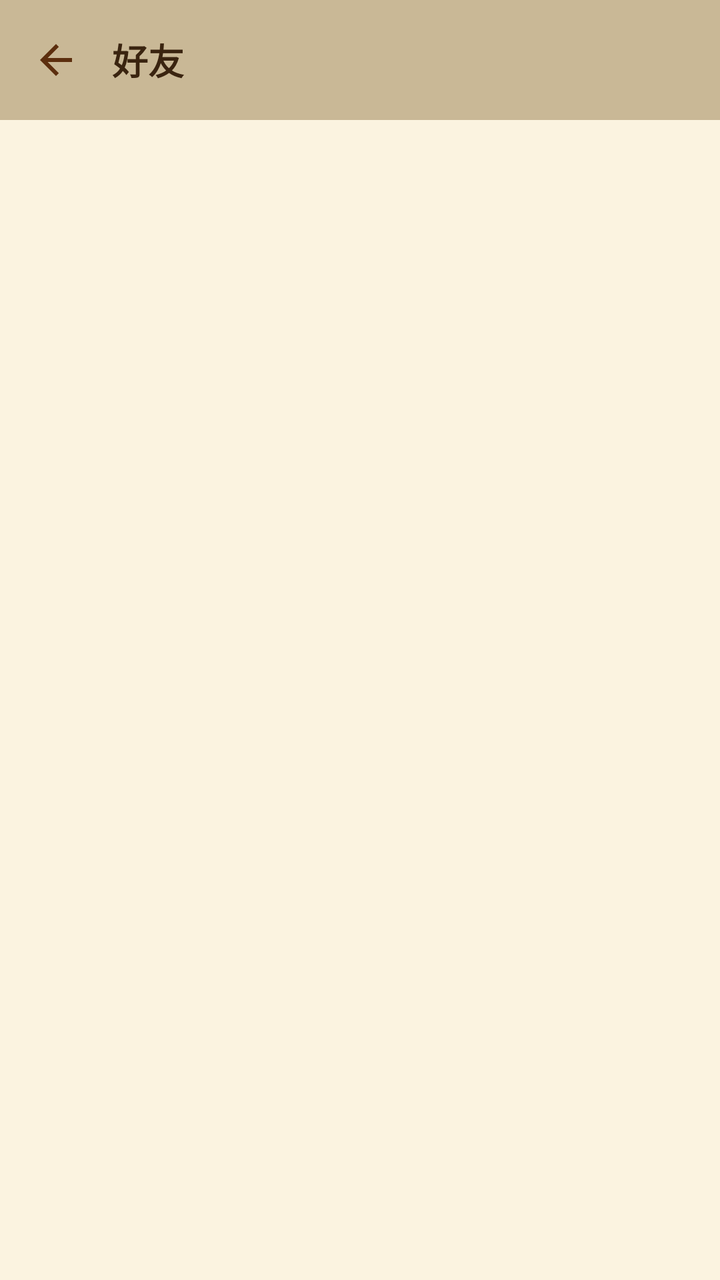
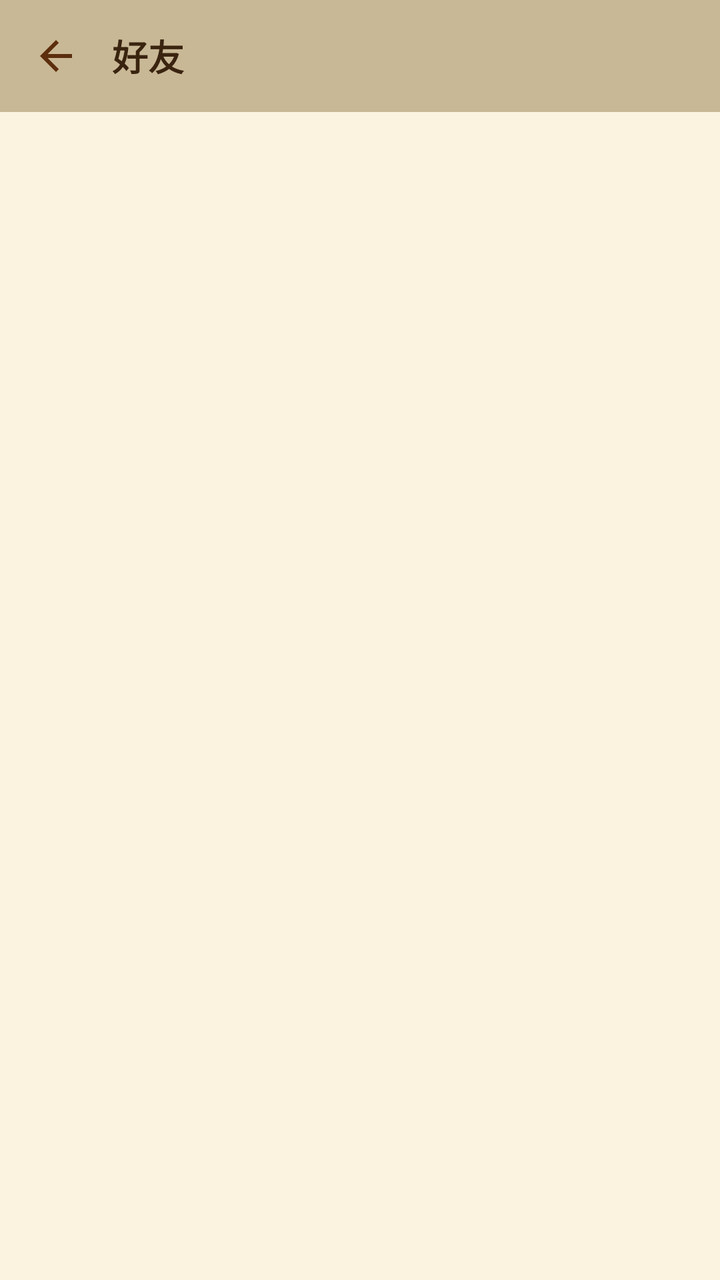

Two renders of the same Android screen: before a commit and after it. Below are the layout's source before the change and the commit's diff.
<!-- AndroidManifest.xml: application theme Theme.S1Client -->
<!-- res/layout/activity_friend_list.xml -->
<?xml version="1.0" encoding="utf-8"?>
<LinearLayout xmlns:android="http://schemas.android.com/apk/res/android"
    android:layout_width="match_parent"
    android:layout_height="match_parent"
    android:orientation="vertical"
    android:background="?attr/s1BgPage">

    <LinearLayout
        android:id="@+id/topBar"
        android:layout_width="match_parent"
        android:layout_height="wrap_content"
        android:orientation="horizontal"
        android:gravity="center_vertical"
        android:paddingStart="8dp"
        android:paddingEnd="12dp"
        android:paddingTop="10dp"
        android:paddingBottom="10dp"
        android:background="?attr/s1BgTopbar">

        <ImageView
            android:id="@+id/btnBack"
            android:layout_width="40dp"
            android:layout_height="40dp"
            android:padding="8dp"
            android:src="@drawable/ic_back"
            android:background="?attr/selectableItemBackgroundBorderless" />

        <TextView
            android:id="@+id/tvTitle"
            android:layout_width="0dp"
            android:layout_height="wrap_content"
            android:layout_weight="1"
            android:layout_marginStart="8dp"
            android:text="好友"
            android:textSize="18sp"
            android:textColor="?attr/s1TextTopbar"
            android:textStyle="bold" />
    </LinearLayout>

    <androidx.recyclerview.widget.RecyclerView
        android:id="@+id/rvFriends"
        android:layout_width="match_parent"
        android:layout_height="0dp"
        android:layout_weight="1"
        android:paddingTop="8dp"
        android:paddingBottom="16dp"
        android:clipToPadding="false" />

    <ProgressBar
        android:id="@+id/progressBar"
        android:layout_width="wrap_content"
        android:layout_height="wrap_content"
        android:layout_gravity="center"
        android:visibility="gone" />

    <TextView
        android:id="@+id/tvEmpty"
        android:layout_width="match_parent"
        android:layout_height="wrap_content"
        android:layout_marginTop="60dp"
        android:gravity="center"
        android:text="暂无好友"
        android:textColor="?attr/s1TextSecondary"
        android:textSize="15sp"
        android:visibility="gone" />
</LinearLayout>
<!-- resources referenced by this layout -->
<resources>
  <!-- drawable ic_back (drawable) -->
  <vector xmlns:android="http://schemas.android.com/apk/res/android"
      android:width="24dp" android:height="24dp"
      android:viewportWidth="24" android:viewportHeight="24">
      <path android:fillColor="?attr/s1TextTitle" android:pathData="M20,11H7.83l5.59,-5.59L12,4l-8,8 8,8 1.41,-1.41L7.83,13H20v-2z"/>
  </vector>
  <style name="Theme.S1Client" parent="Theme.S1Client.Light" />
  <style name="Theme.S1Client.Base.Light" parent="Theme.S1Client.Palette.Light">
          <item name="android:windowBackground">@color/light_bg_page</item>
          <item name="android:statusBarColor">@android:color/transparent</item>
          <item name="android:navigationBarColor">@android:color/transparent</item>
          <item name="android:windowAnimationStyle">@style/S1WindowAnimation</item>
          
          <item name="android:windowSplashScreenBackground">@color/splash_bg</item>
          <item name="android:windowSplashScreenAnimatedIcon">@drawable/splash_icon</item>
      </style>
  <color name="light_bg_page">#FBF3E0</color>
  <color name="light_bg_card">#FFFCF0</color>
  <color name="light_bg_card_light">#FFFBF0</color>
  <color name="light_bg_topbar">#C9B896</color>
  <color name="light_bg_tabbar">#EFE0B8</color>
  <color name="light_border_card">#E5D5A8</color>
  <color name="light_border_light">#EDE0BE</color>
  <color name="light_text_title">#5C2E0E</color>
  <color name="light_text_body">#3A3A3A</color>
  <color name="light_text_secondary">#8B7355</color>
  <color name="light_text_tertiary">#9C8A6A</color>
  <color name="light_text_topbar">#3A2410</color>
  <color name="text_on_accent">#FFF8DC</color>
  <color name="light_accent">#A0522D</color>
  <color name="light_divider">#EFE0B8</color>
  <color name="light_avatar_placeholder">#A0522D</color>
  <color name="light_quote_bg">#F2EBD8</color>
  <color name="light_quote_bar">#A0522D</color>
  <color name="light_quote_text">#8A7A60</color>
  <color name="light_quote_border">#D8C8A0</color>
  <color name="light_tag_bg">#E8D9B5</color>
  <color name="light_tag_text">#7A5A2E</color>
  <color name="light_glass_bar_bg">#E6C9B896</color>
  <color name="light_glass_bar_line">#59FFFFFF</color>
  <color name="light_glass_sheet_bg">#F2FFFCF0</color>
  <color name="light_glass_sheet_line">#59FFFFFF</color>
  <color name="light_menu_sheet_bg">#CCFFFFFF</color>
  <style name="S1WindowAnimation">
          <item name="android:activityOpenEnterAnimation">@anim/s1_slide_in_right</item>
          <item name="android:activityOpenExitAnimation">@anim/s1_slide_out_left</item>
          <item name="android:activityCloseEnterAnimation">@anim/s1_slide_in_left</item>
          <item name="android:activityCloseExitAnimation">@anim/s1_slide_out_right</item>
          <item name="android:taskOpenEnterAnimation">@anim/s1_slide_in_right</item>
          <item name="android:taskOpenExitAnimation">@anim/s1_slide_out_left</item>
          <item name="android:taskCloseEnterAnimation">@anim/s1_slide_in_left</item>
          <item name="android:taskCloseExitAnimation">@anim/s1_slide_out_right</item>
      </style>
  <color name="splash_bg">#492632</color>
  <!-- unchanged entries left out for length: 3 -->
</resources>

<!-- the commit's change to res/layout/activity_friend_list.xml (unified diff, before → after) -->
@@ -12,9 +12,9 @@
         android:orientation="horizontal"
         android:gravity="center_vertical"
         android:paddingStart="8dp"
-        android:paddingEnd="12dp"
-        android:paddingTop="10dp"
-        android:paddingBottom="10dp"
+        android:paddingEnd="13dp"
+        android:paddingTop="8dp"
+        android:paddingBottom="8dp"
         android:background="?attr/s1BgTopbar">
 
         <ImageView
@@ -43,7 +43,7 @@
         android:layout_height="0dp"
         android:layout_weight="1"
         android:paddingTop="8dp"
-        android:paddingBottom="16dp"
+        android:paddingBottom="13dp"
         android:clipToPadding="false" />
 
     <ProgressBar
